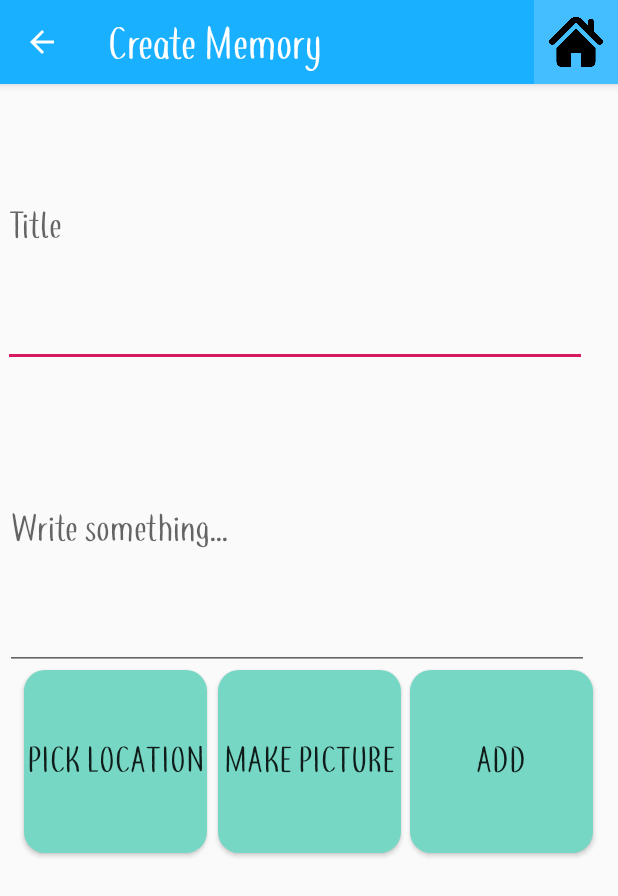
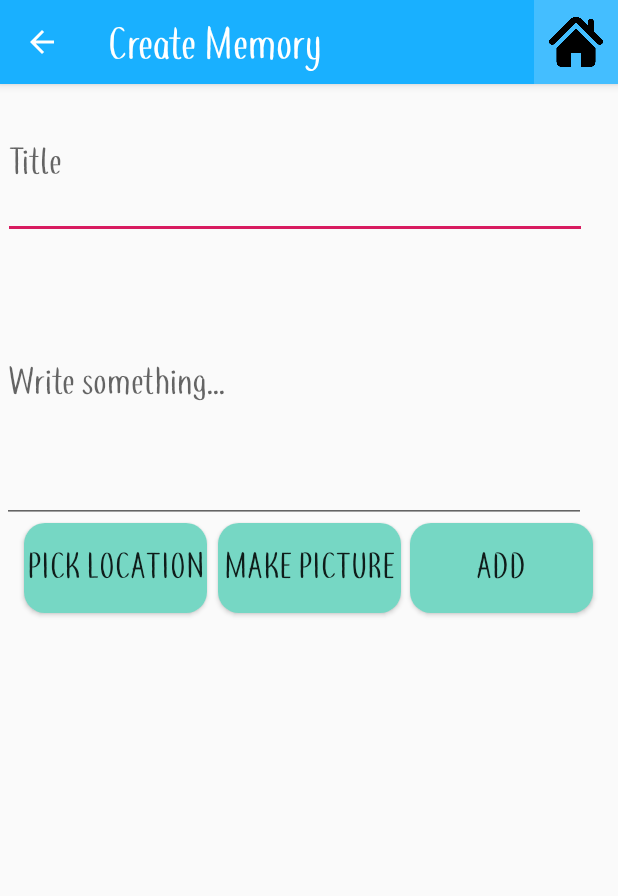
Before and after one commit to FranciscoNgo/Project-B, an Android app: the Create_Memory screen opened directly, with no data from a screen before it, on a phone screen of 412 x 824 dp. Shown: the top 896 px of the screen. Run offline under Robolectric (Android 15) with nearby library versions, the phone set to English and light mode, and no system bars.

Commit message:
Recentred btn's in create memory

```diff
--- a/ProjectB/app/src/main/res/layout/activity_create__memory.xml
+++ b/ProjectB/app/src/main/res/layout/activity_create__memory.xml
@@ -13,7 +13,7 @@
     <EditText
         android:id="@+id/editText"
         android:layout_width="389dp"
-        android:layout_height="185dp"
+        android:layout_height="100dp"
         android:layout_below="@+id/toolbar"
         android:layout_alignParentStart="true"
         android:layout_marginStart="2dp"
@@ -31,9 +31,9 @@
         android:layout_below="@+id/toolbar"
         android:layout_alignParentStart="true"
         android:layout_alignParentEnd="true"
-        android:layout_marginStart="3dp"
-        android:layout_marginTop="205dp"
-        android:layout_marginEnd="19dp"
+        android:layout_marginStart="1dp"
+        android:layout_marginTop="107dp"
+        android:layout_marginEnd="21dp"
         android:autofillHints=""
         android:fontFamily="@font/coffeetea"
         android:hint="@string/write_something"
@@ -43,7 +43,7 @@
     <Button
         android:id="@+id/buttonPick_Location"
         android:layout_width="122dp"
-        android:layout_height="122dp"
+        android:layout_height="60dp"
         android:layout_below="@+id/editStory"
         android:layout_alignParentStart="true"
         android:layout_marginStart="16dp"
@@ -58,7 +58,7 @@
     <Button
         android:id="@+id/btnAdd"
         android:layout_width="122dp"
-        android:layout_height="122dp"
+        android:layout_height="60dp"
         android:layout_below="@id/editStory"
         android:layout_marginStart="6dp"
         android:layout_marginTop="0dp"
@@ -72,7 +72,7 @@
     <Button
         android:id="@+id/button"
         android:layout_width="122dp"
-        android:layout_height="122dp"
+        android:layout_height="60dp"
         android:layout_below="@+id/editStory"
         android:layout_marginStart="7dp"
         android:layout_marginTop="0dp"
@@ -86,12 +86,12 @@
 
     <ImageView
         android:id="@+id/rpick"
-        android:layout_width="168dp"
-        android:layout_height="173dp"
+        android:layout_width="218dp"
+        android:layout_height="223dp"
         android:layout_below="@+id/button"
         android:layout_alignParentStart="true"
-        android:layout_marginStart="230dp"
-        android:layout_marginTop="-493dp" />
+        android:layout_marginStart="101dp"
+        android:layout_marginTop="10dp" />
 
 
 
--- a/ProjectB/app/src/main/res/layout/activity_map.xml
+++ b/ProjectB/app/src/main/res/layout/activity_map.xml
@@ -18,7 +18,7 @@
     <Button
         android:id="@+id/buttonMap_Filter"
         android:layout_width="80dp"
-        android:layout_height="40dp"
+        android:layout_height="60dp"
         android:layout_marginTop="58dp"
         android:layout_marginEnd="4dp"
         android:background="@drawable/mainbuttonbackground"
```
